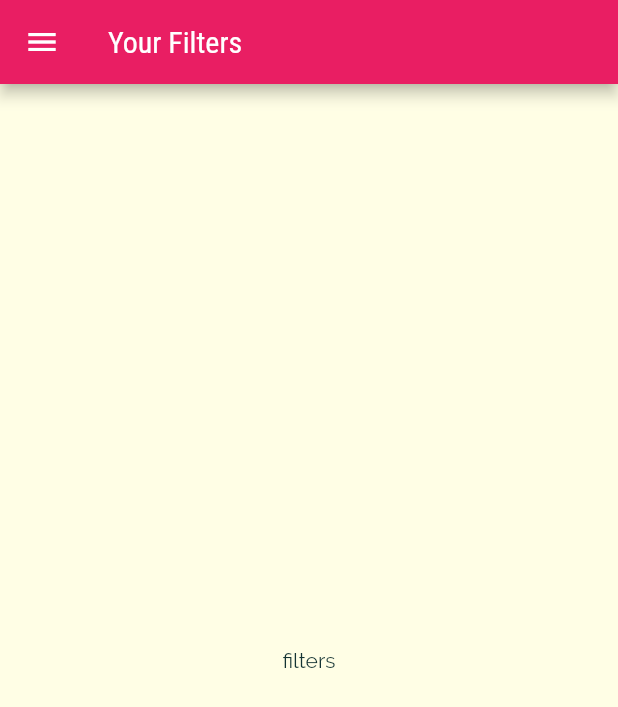
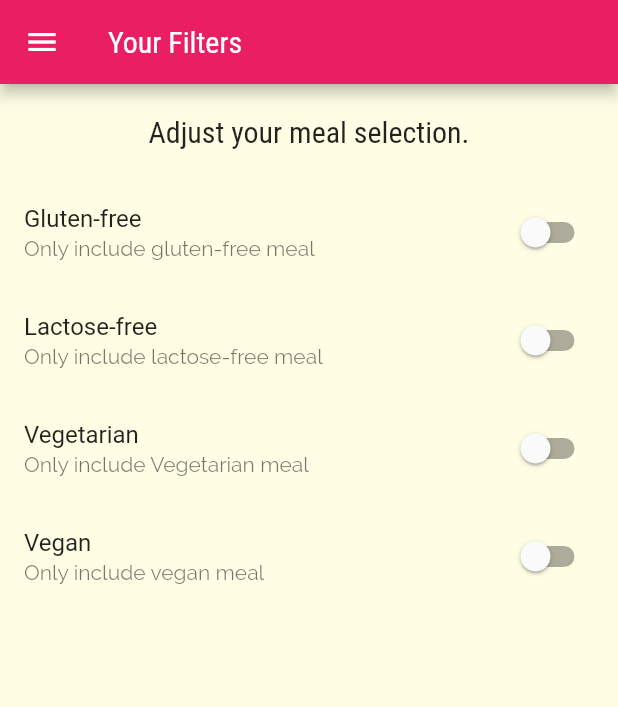
Before and after one commit to yusuf-delvi/deli_meals, a Flutter app: the FiltersPage screen opened by its route, on a phone screen of 412 x 824 dp. Shown: the top 707 px of the screen. Run offline on Flutter 3.47's test engine with Material 2 defaults, Android fonts, the phone set to English and light mode, and no system bars.

Commit message:
add filter switch tiles

```diff
--- a/lib/pages/filters_page.dart
+++ b/lib/pages/filters_page.dart
@@ -2,10 +2,34 @@ import 'package:flutter/material.dart';
 
 import '../widgets/main_drawer.dart';
 
-class FiltersPage extends StatelessWidget {
+class FiltersPage extends StatefulWidget {
   const FiltersPage({super.key});
 
   static String routeName = '/filters';
+
+  @override
+  State<FiltersPage> createState() => _FiltersPageState();
+}
+
+class _FiltersPageState extends State<FiltersPage> {
+  bool _glutenFree = false;
+  bool _vegetarian = false;
+  bool _vegan = false;
+  bool _lactoseFree = false;
+
+  Widget _buildSwitchTile(
+    String title,
+    String description,
+    bool currentVal,
+    updateVal,
+  ) {
+    return SwitchListTile(
+      title: Text(title),
+      value: currentVal,
+      subtitle: Text(description),
+      onChanged: updateVal,
+    );
+  }
 
   @override
   Widget build(BuildContext context) {
@@ -14,7 +38,61 @@ class FiltersPage extends StatelessWidget {
         title: const Text('Your Filters'),
       ),
       drawer: const MainDrawer(),
-      body: const Center(child: Text('filters')),
+      body: Column(children: [
+        Container(
+          padding: const EdgeInsets.all(20),
+          child: Text(
+            'Adjust your meal selection.',
+            style: Theme.of(context).textTheme.headline6,
+          ),
+        ),
+        Expanded(
+          child: ListView(
+            children: [
+              _buildSwitchTile(
+                'Gluten-free',
+                'Only include gluten-free meal',
+                _glutenFree,
+                (newVal) {
+                  setState(() {
+                    _glutenFree = newVal;
+                  });
+                },
+              ),
+              _buildSwitchTile(
+                'Lactose-free',
+                'Only include lactose-free meal',
+                _lactoseFree,
+                (newVal) {
+                  setState(() {
+                    _lactoseFree = newVal;
+                  });
+                },
+              ),
+              _buildSwitchTile(
+                'Vegetarian',
+                'Only include Vegetarian meal',
+                _vegetarian,
+                (newVal) {
+                  setState(() {
+                    _vegetarian = newVal;
+                  });
+                },
+              ),
+              _buildSwitchTile(
+                'Vegan',
+                'Only include vegan meal',
+                _vegan,
+                (newVal) {
+                  setState(() {
+                    _vegan = newVal;
+                  });
+                },
+              ),
+            ],
+          ),
+        )
+      ]),
     );
   }
 }
```
